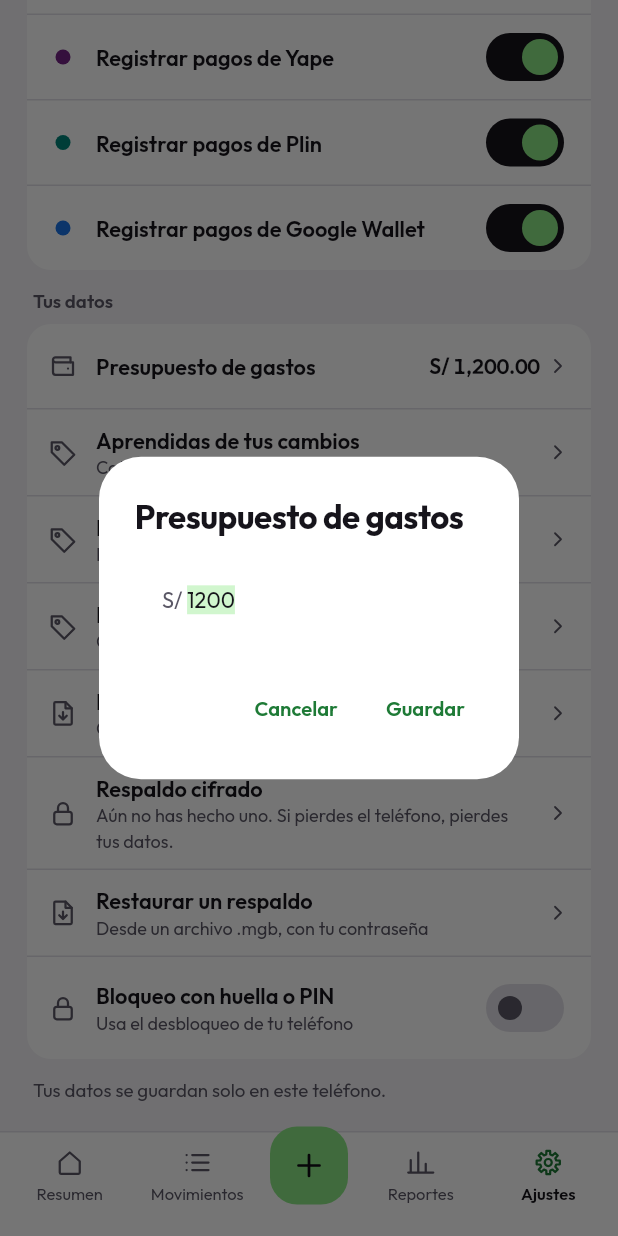
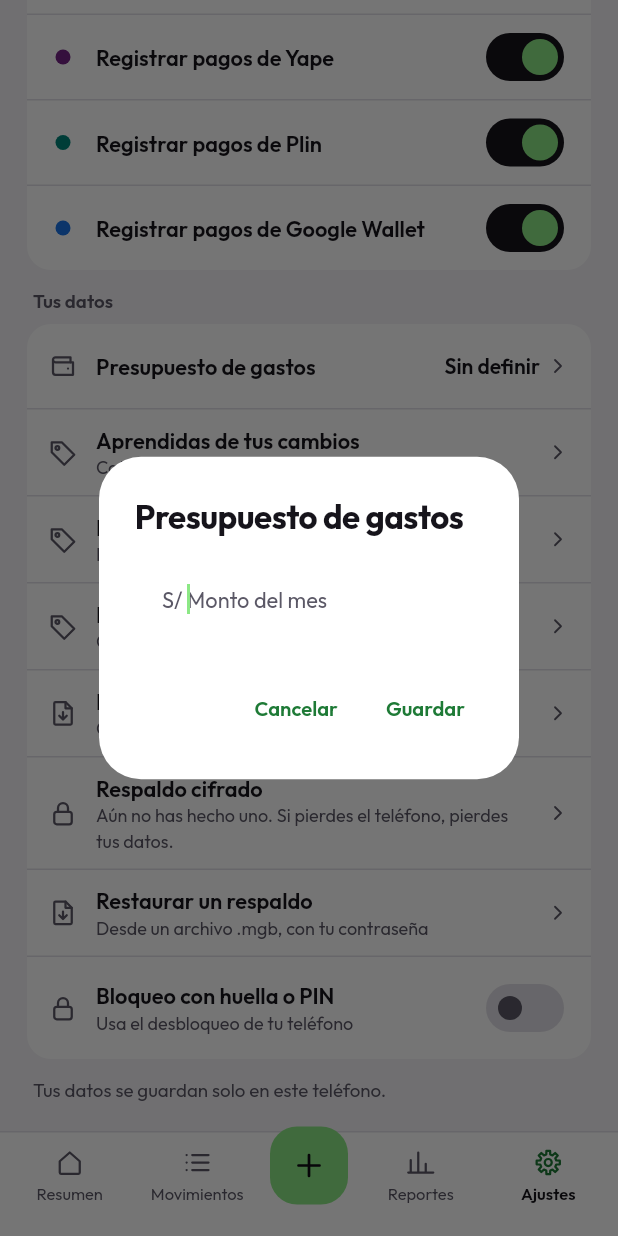
Before and after one commit to VMichael1999/MiGasto, a Flutter app: the SettingsScreen screen opened by its route, scrolled down 576 dp, after a tap on "Presupuesto de gastos", on a phone screen of 412 x 824 dp. Run offline on Flutter 3.47's test engine with Material 3 defaults, Android fonts, the phone set to English and light mode, and no system bars; our stand-ins replace drift, file_picker, fl_chart, flutter_riverpod, flutter_secure_storage, flutter_svg and 9 more; missing offline and left inert: cryptography; accounts and stored records are empty; generated files the repository leaves out were written again.

Commit message:
fix: sin datos inventados: el presupuesto empieza sin definir (ya no S/ 1,200), se puede quitar desde Ajustes y se corrige un comentario que hablaba de valores de ejemplo

```diff
--- a/lib/data/repositories/expense_repository_impl.dart
+++ b/lib/data/repositories/expense_repository_impl.dart
@@ -108,7 +108,8 @@ class ExpenseRepositoryImpl implements ExpenseRepository {
 
   @override
   double getBudget() {
-    return _prefs.getDouble(_keyBudget) ?? 1200.0;
+    // Sin presupuesto hasta que el usuario lo define (0 = sin definir): no se inventa uno.
+    return _prefs.getDouble(_keyBudget) ?? 0.0;
   }
 
   @override
--- a/lib/main.dart
+++ b/lib/main.dart
@@ -49,7 +49,7 @@ class _MyAppState extends ConsumerState<MyApp> {
     await NlpClassifierService.loadFromAsset();
     await db.init();
 
-    // Warm up the expensesStateProvider to load data or insert mock values
+    // Se crea el estado de movimientos para que cargue lo guardado en la base.
     ref.read(expensesStateProvider.notifier);
 
     if (mounted) {
--- a/lib/presentation/settings/settings_screen.dart
+++ b/lib/presentation/settings/settings_screen.dart
@@ -204,7 +204,7 @@ class _SettingsScreenState extends ConsumerState<SettingsScreen>
               _SettingRow(
                 icon: AppIcons.wallet,
                 title: 'Presupuesto de gastos',
-                trailingText: formatSoles(budget),
+                trailingText: budget > 0 ? formatSoles(budget) : 'Sin definir',
                 onTap: () => _editBudget(context, budget),
               ),
               _SettingRow(
@@ -334,7 +334,7 @@ class _SettingsScreenState extends ConsumerState<SettingsScreen>
   // ---------------------------------------------------------------- acciones
 
   Future<void> _editBudget(BuildContext context, double current) async {
-    final controller = TextEditingController(text: current.toStringAsFixed(0));
+    final controller = TextEditingController(text: current > 0 ? current.toStringAsFixed(0) : '');
     // Todo el valor queda seleccionado: lo que escribas lo reemplaza, no se pega al final.
     controller.selection = TextSelection(baseOffset: 0, extentOffset: controller.text.length);
     final messenger = ScaffoldMessenger.of(context);
@@ -347,9 +347,11 @@ class _SettingsScreenState extends ConsumerState<SettingsScreen>
           controller: controller,
           autofocus: true,
           keyboardType: const TextInputType.numberWithOptions(decimal: true),
-          decoration: const InputDecoration(prefixText: 'S/ ', hintText: '1200'),
+          decoration: const InputDecoration(prefixText: 'S/ ', hintText: 'Monto del mes'),
         ),
         actions: [
+          if (current > 0)
+            TextButton(onPressed: () => Navigator.pop(context, 0.0), child: const Text('Quitar')),
           TextButton(onPressed: () => Navigator.pop(context), child: const Text('Cancelar')),
           TextButton(
             onPressed: () {
@@ -364,7 +366,9 @@ class _SettingsScreenState extends ConsumerState<SettingsScreen>
     disposeControllersLater([controller]);
     if (value == null) return;
     await notifier.updateBudget(value);
-    messenger.showSnackBar(const SnackBar(content: Text('Presupuesto actualizado')));
+    messenger.showSnackBar(
+      SnackBar(content: Text(value > 0 ? 'Presupuesto actualizado' : 'Presupuesto quitado')),
+    );
   }
 
   void _showCustomCategories(BuildContext context) {
```
Also changed, not shown: 2 other files.
